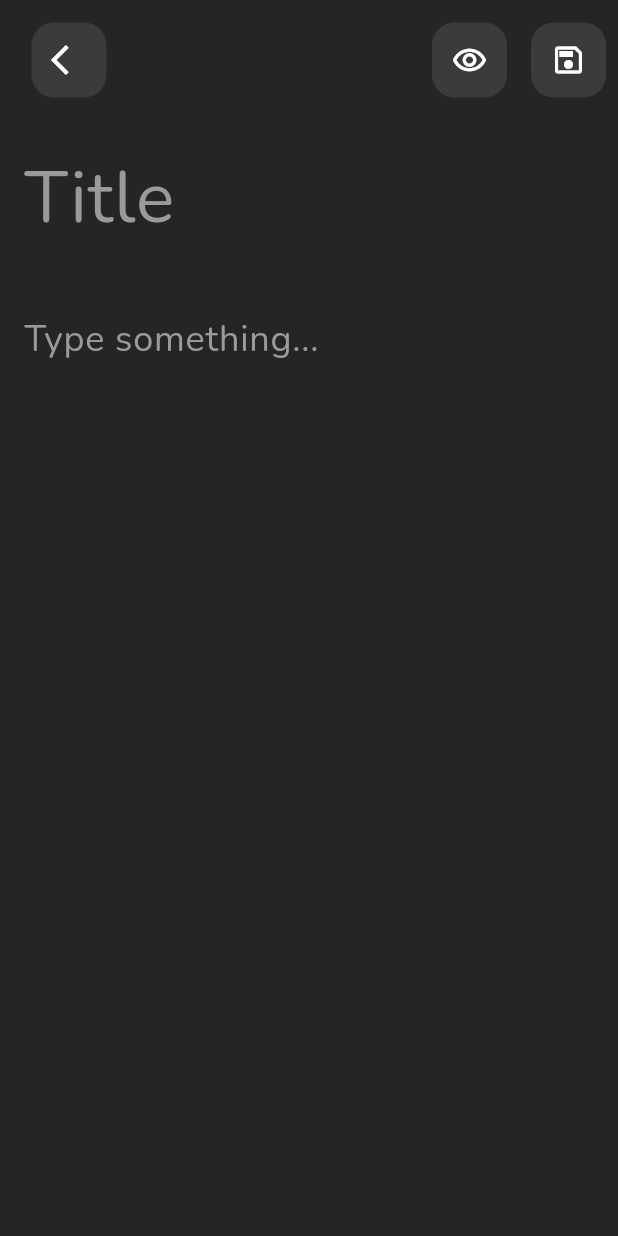
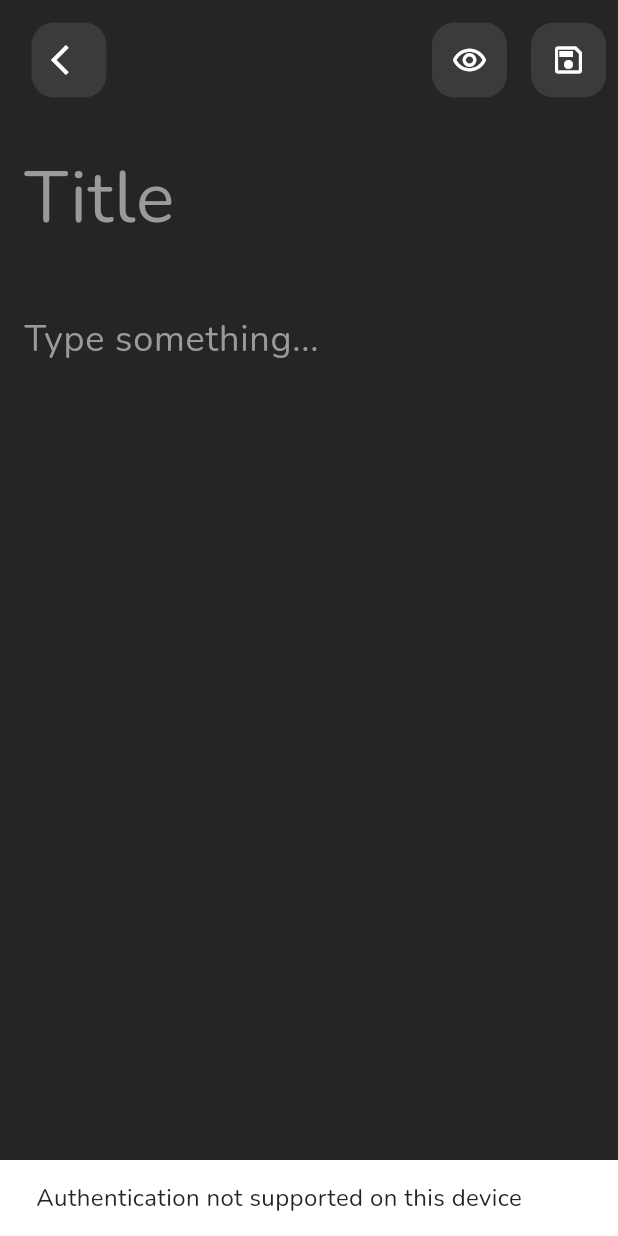
Before and after one commit to Ayyan-sufian/Note-Taker-App, a Flutter app: the NotesScreen screen opened directly, after a tap on the "remove red eye" icon, on a phone screen of 412 x 824 dp. Run offline on Flutter 3.47's test engine with Material 3 defaults, Android fonts, the light colour scheme and no system bars; our stand-ins replace google_fonts, local_auth.

Commit message:
Add provider and model to create real notes update and delete them.

```diff
--- a/lib/main.dart
+++ b/lib/main.dart
@@ -1,9 +1,11 @@
 import 'package:flutter/material.dart';
 import 'package:note_taker_app/screen/splash_screen.dart';
-import 'package:note_taker_app/themes/app_theme.dart';
+import 'package:note_taker_app/screen/themes/app_theme.dart';
+import 'package:note_taker_app/view_model/notes_provider.dart';
+import 'package:provider/provider.dart';
 
 void main() {
-  runApp(const MyApp());
+  runApp(ChangeNotifierProvider(create: (_) => NotesProvider(),child: const MyApp(),)); // From here we use provider in this app.
 }
 
 class MyApp extends StatelessWidget {
@@ -13,7 +15,7 @@ class MyApp extends StatelessWidget {
   Widget build(BuildContext context) {
     return MaterialApp(
       title: 'Noted Taker App',
-      theme: AppTheme.darkTheme,
+      theme: AppTheme.darkTheme, // We create theme app
       debugShowCheckedModeBanner: false,
       home: SplashScreen(),
     );
--- /dev/null
+++ b/lib/models/notes_model.dart
@@ -0,0 +1,8 @@
+/// Create a model for notes
+class NotesModel {
+  final String id;
+  String title;
+  String content;
+
+  NotesModel({required this.id, required this.title, required this.content});
+}
--- a/lib/screen/notes_screen.dart
+++ b/lib/screen/notes_screen.dart
@@ -1,10 +1,13 @@
 import 'package:flutter/material.dart';
-import 'package:flutter_quill/flutter_quill.dart' as quill;
 import 'package:google_fonts/google_fonts.dart';
-import 'package:note_taker_app/themes/app_theme.dart';
+import 'package:local_auth/local_auth.dart';
+import 'package:note_taker_app/screen/themes/app_theme.dart';
+import 'package:note_taker_app/view_model/notes_provider.dart';
+import 'package:provider/provider.dart';
 
 class NotesScreen extends StatefulWidget {
-  const NotesScreen({super.key});
+  final String? noteId; // this is use to get note id
+  const NotesScreen({super.key, this.noteId});
 
   @override
   State<NotesScreen> createState() => _NotesScreenState();
@@ -12,6 +15,66 @@ class NotesScreen extends StatefulWidget {
 
 class _NotesScreenState extends State<NotesScreen> {
   TextEditingController titleController = TextEditingController();
+  TextEditingController contentController = TextEditingController();
+
+  final LocalAuthentication auth = LocalAuthentication(); // We can use local auth from this line for security
+
+  @override
+  void didChangeDependencies() {
+    super.didChangeDependencies(); // Always call super to ensure the parent class can handle dependency changes properly
+    if (widget.noteId != null) {
+      final note = context.read<NotesProvider>().getNotesById(widget.noteId!);
+        if(note != null){
+          titleController.text = note.title; // this is use for editing title
+          contentController.text = note.content; // this is use for editing content
+        }
+    }
+  }
+
+  /// This is use to ask to add pin and fingerprint
+  Future<void> authenticate() async {
+    try {
+      final bool isSupported = await auth.isDeviceSupported();
+
+      if (!isSupported) {
+        ScaffoldMessenger.of(context).showSnackBar(
+          const SnackBar(content: Text("Authentication not supported on this device")),
+        );
+        return;
+      }
+
+      final bool isAuthenticated = await auth.authenticate(
+        localizedReason: 'Authenticate to view this note', // show when the auth dialog box open
+          biometricOnly: false, // Form this we can use pin, face lock and fingerprint
+      );
+
+      if (isAuthenticated) {
+        ScaffoldMessenger.of(context).showSnackBar(
+          const SnackBar(content: Text("Note is now hide.")),
+        );
+      } else {
+        ScaffoldMessenger.of(context).showSnackBar(
+          const SnackBar(content: Text("Authentication failed")),
+        );
+      }
+    } catch (e) {
+      debugPrint("Auth error: $e");
+    }
+  }
+
+  /// save the notes
+  void saveNotes() {
+    final provider = context.read<NotesProvider>();
+    if (widget.noteId == null) {
+      provider.addNotes(titleController.text, contentController.text); // It is use to create notes
+    }  else{
+      provider.updateNote(widget.noteId!, titleController.text, contentController.text); // It is use to update notes
+    }
+    Navigator.pop(context);
+  }
+
+
+  /// It's use to show dialog box for save notes
   void showSaveChangesDialog(BuildContext context) {
     showDialog(
       context: context,
@@ -67,7 +130,7 @@ class _NotesScreenState extends State<NotesScreen> {
                           padding: const EdgeInsets.symmetric(vertical: 14),
                         ),
                         onPressed: () {
-                          Navigator.pop(context);
+                          saveNotes();
                         },
                         child: const Text('Save'),
                       ),
@@ -82,6 +145,7 @@ class _NotesScreenState extends State<NotesScreen> {
     );
   }
 
+  /// It's use to show dialog box
   void showCloseDialog(BuildContext context) {
     showDialog(
       context: context,
@@ -179,7 +243,9 @@ class _NotesScreenState extends State<NotesScreen> {
 
         actions: [
           IconButton(
-            onPressed: () {},
+            onPressed: () async {
+              await authenticate();
+            },
             icon: Container(
               height: 50,
               width: 50,
@@ -241,6 +307,7 @@ class _NotesScreenState extends State<NotesScreen> {
             ),
             SizedBox(height: 8),
             TextField(
+              controller: contentController,
               decoration: InputDecoration(
                 hintText: "Type something...",
                 hintStyle: GoogleFonts.nunito(
--- a/pubspec.yaml
+++ b/pubspec.yaml
@@ -39,6 +39,8 @@ dependencies:
   svg_flutter: ^0.0.1
   flutter_quill: ^11.5.0
   flutter_launcher_icons: ^0.14.4
+  local_auth: ^3.0.0
+  provider: ^6.1.5+1
 
 flutter_launcher_icons:
   android: "launcher_icon"
```
Also changed, not shown: lib/screen/home_screen.dart (+18 -49 lines), lib/screen/search_screen.dart (+6 -3 lines), lib/view_model/notes_provider.dart (added, +46 -0 lines), lib/screen/themes/app_theme.dart (renamed from lib/themes/app_theme.dart), pubspec.lock, 5 other files.
